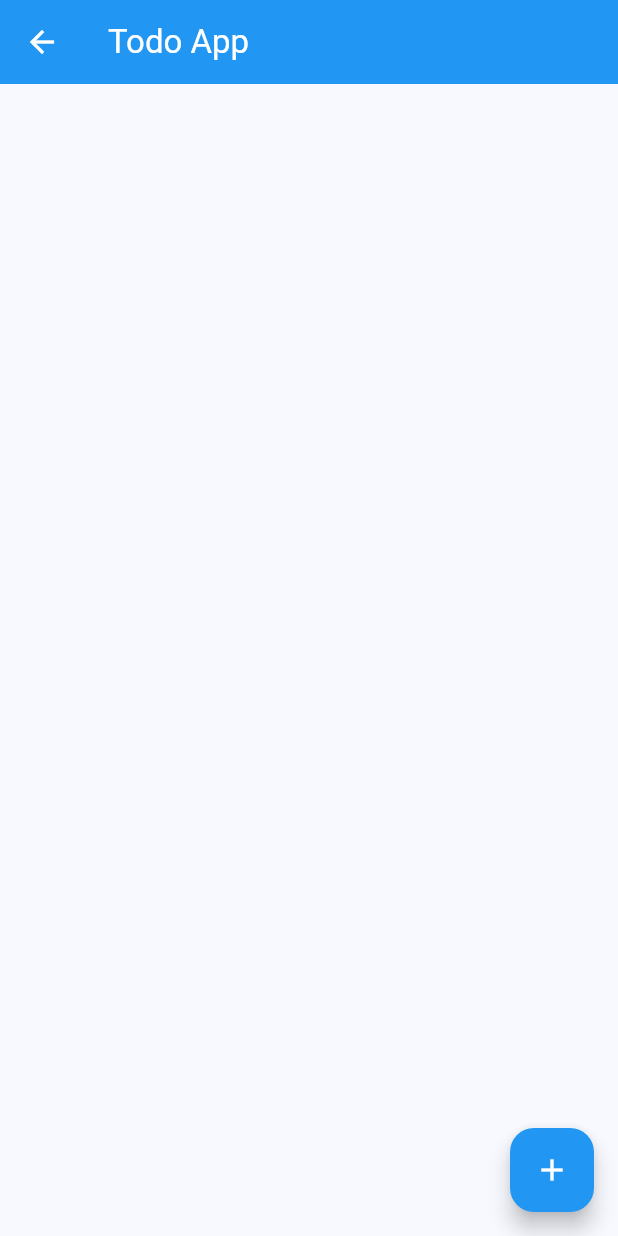
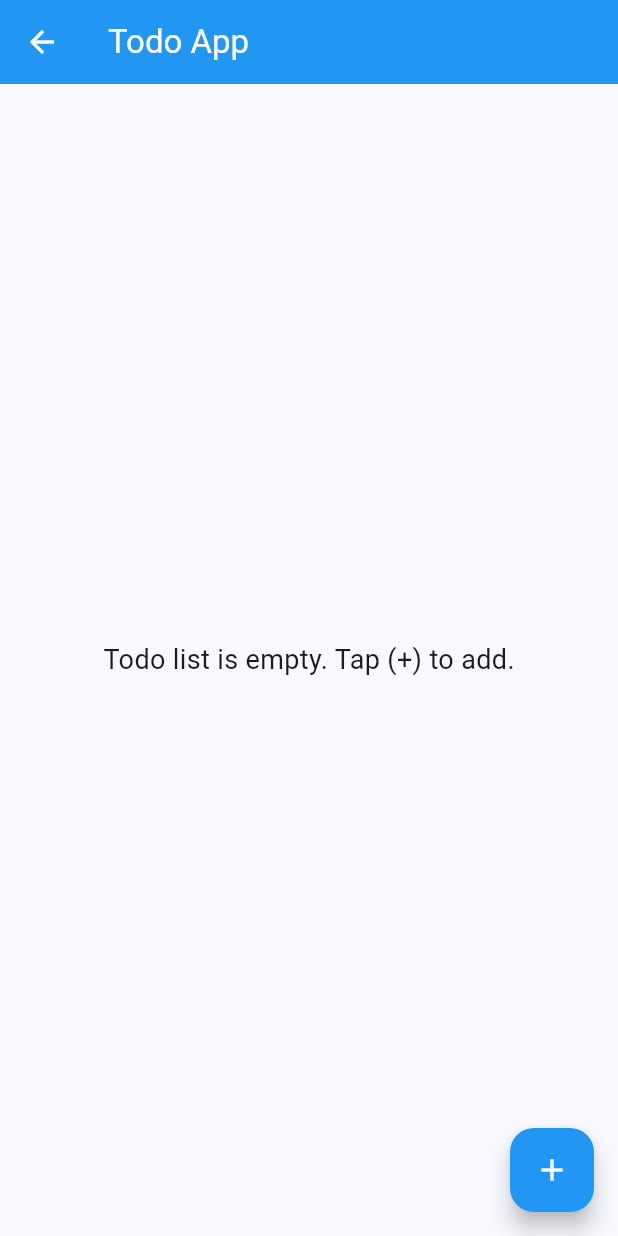
Before and after one commit to majidbhuiyan20/Flutter-Practice, a Flutter app: the BasicTodoApp screen opened by its route, on a phone screen of 412 x 824 dp. Run offline on Flutter 3.47's test engine with Material 3 defaults, Android fonts, the light colour scheme and no system bars; our stand-ins replace badges, cloud_firestore, firebase_auth, firebase_core, flutter_riverpod, fluttertoast and 4 more; accounts and stored records are empty.

Commit message:
receive todo and show in screen

```diff
--- a/lib/project/to_do_basic/basic_todo_app.dart
+++ b/lib/project/to_do_basic/basic_todo_app.dart
@@ -27,7 +27,13 @@ class _BasicTodoAppState extends State<BasicTodoApp> {
           },
         ),
       ),
-      body: ListView.builder(
+      body: todoList.isEmpty
+          ? const Center(
+        child: Text(
+          'Todo list is empty. Tap (+) to add.',
+          style: TextStyle(fontSize: 18),
+        ),
+      ) : ListView.builder(
           itemCount: todoList.length,
           itemBuilder: (context, index){
           return ListTile(
@@ -43,11 +49,12 @@ class _BasicTodoAppState extends State<BasicTodoApp> {
           );
       }),
       floatingActionButton: FloatingActionButton(
-          onPressed: (){
-                Navigator.push(context, MaterialPageRoute(builder: (context){
+          onPressed: () async {
+               ToDo todo = await Navigator.push(context, MaterialPageRoute(builder: (context){
                   return AddTodoScreen();
                 }));
-          },
+               todoList.add(todo);
+               setState(() {});},
       backgroundColor: Colors.blue,
       child: Icon(Icons.add, color: Colors.white,),
       ),
```
